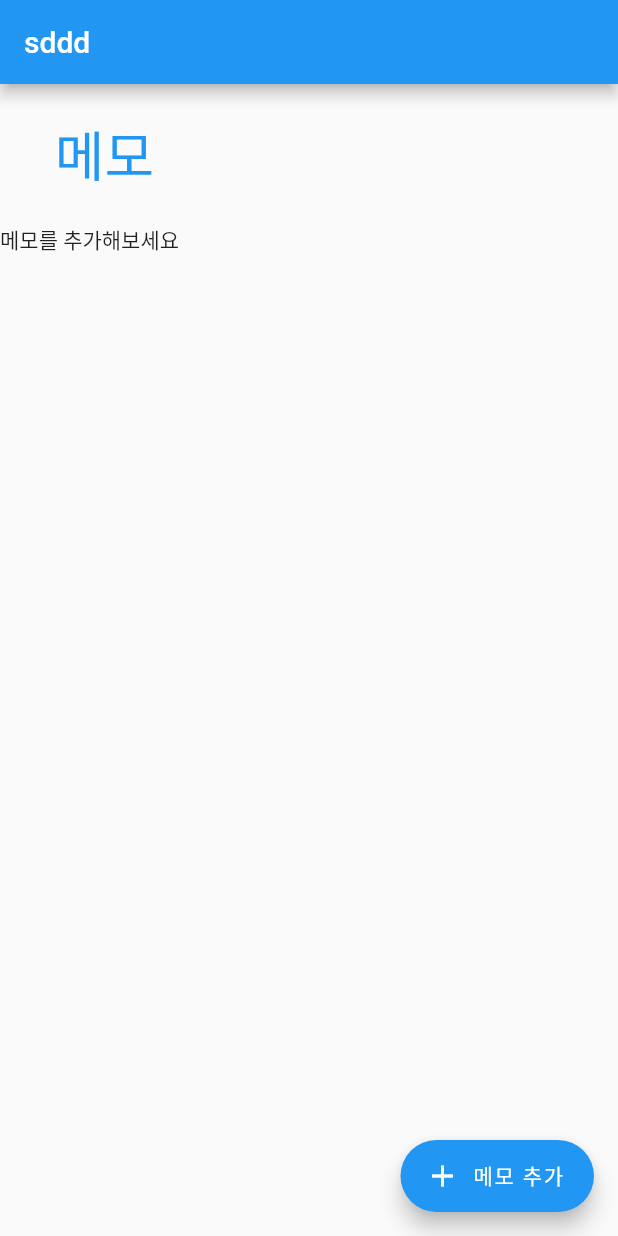
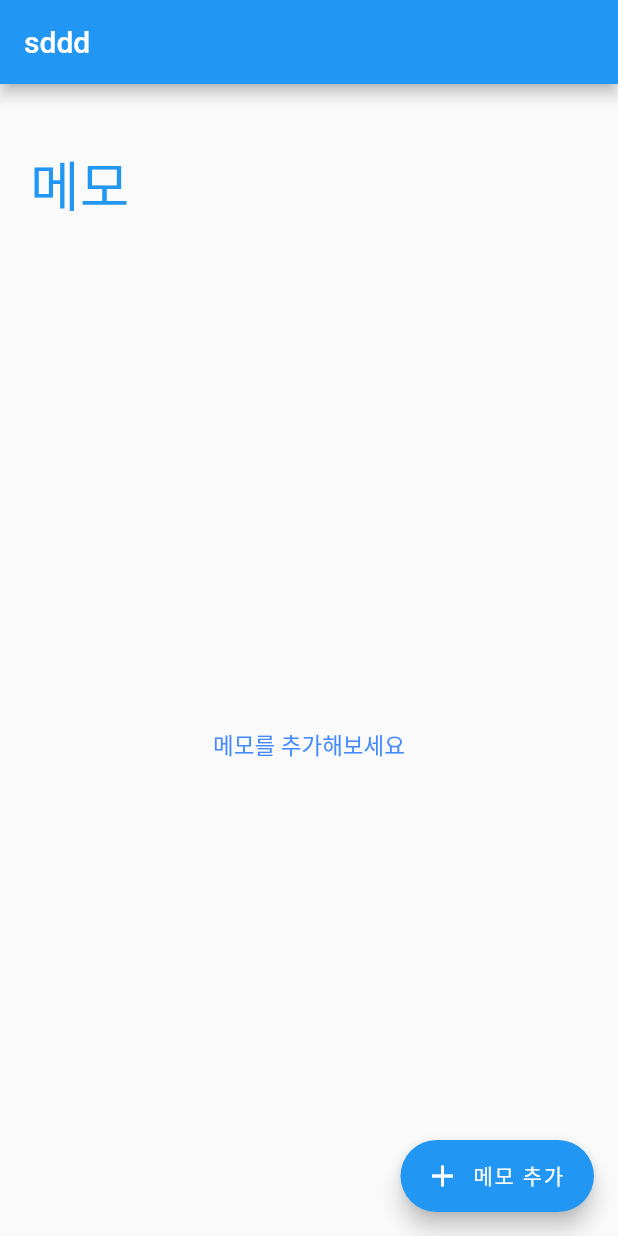
Before and after one commit to fluorjo/flutter_book_report_app, a Flutter app: the screen it shows after launch, on a phone screen of 412 x 824 dp. Run offline on Flutter 3.47's test engine with Material 2 defaults, Android fonts, the phone set to English and light mode, and no system bars; our stand-ins replace flutter_svg, sqflite, table_calendar; accounts and stored records are empty.

Commit message:
메모보는 화면 개선

```diff
--- a/lib/screens/memo_home_page.dart
+++ b/lib/screens/memo_home_page.dart
@@ -21,10 +21,14 @@ class _memoHomePageState extends State<memoHomePage> {
       ),
       body: Column(
         children: <Widget>[
-          const Padding(
-              padding: EdgeInsets.only(left: 20, top: 20, bottom: 20),
-              child: Text('메모',
-                  style: TextStyle(fontSize: 36, color: Colors.blue))),
+          Padding(
+            padding: const EdgeInsets.only(left: 20, top: 40, bottom: 20),
+            child: Container(
+              alignment: Alignment.centerLeft,
+              child: const Text('메모',
+                  style: TextStyle(fontSize: 36, color: Colors.blue)),
+            ),
+          ),
           Expanded(child: memoBuilder())
         ],
       ),
@@ -50,7 +54,14 @@ Widget memoBuilder() {
   return FutureBuilder(
     builder: (context, AsyncSnapshot Snap) {
       if (Snap.data?.isEmpty ?? true) {
-        return Container(child: const Text("메모를 추가해보세요"));
+        return Container(
+          alignment: Alignment.center,
+          child: const Text(
+            "메모를 추가해보세요",
+            style: TextStyle(fontSize: 15, color: Colors.blueAccent),
+            textAlign: TextAlign.center,
+          ),
+        );
       }
       return ListView.builder(
         scrollDirection: Axis.vertical,
@@ -71,7 +82,6 @@ Widget memoBuilder() {
     future: loadMemo(),
   );
 }
-
 // LoadMemo() {
 //   List<Widget> memoList = [];
 //   memoList.add(Container(
```
